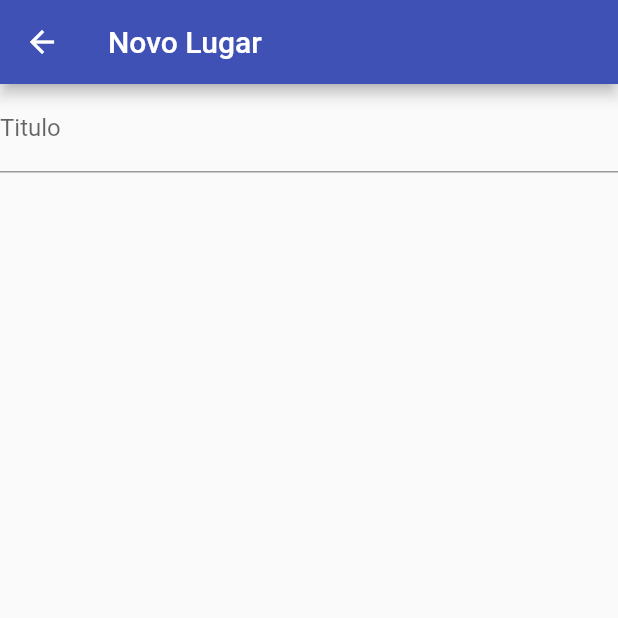
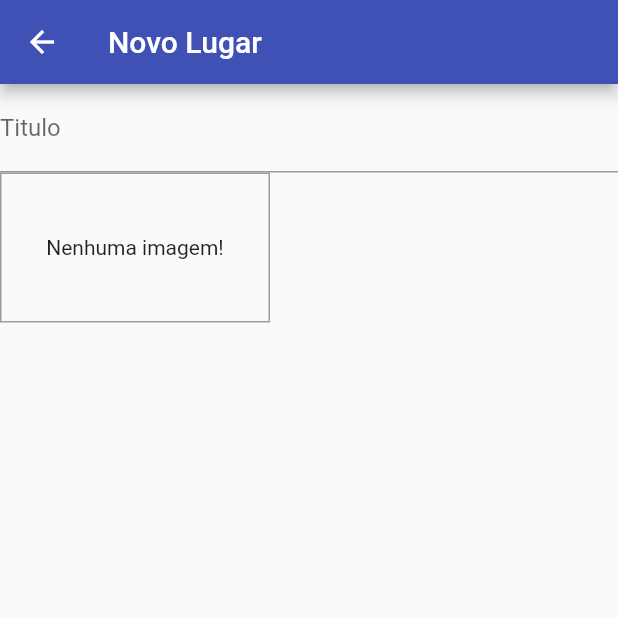
Before and after one commit to lucianopalhares/camap_bd_flutter, a Flutter app: the PlaceFormScreen screen opened by its route, on a phone screen of 412 x 824 dp, the top half of it. Run offline on Flutter 3.47's test engine with Material 2 defaults, Android fonts, the light colour scheme and no system bars.

Commit message:
campo de imagem input no place form

```diff
--- a/lib/screens/place_form_screen.dart
+++ b/lib/screens/place_form_screen.dart
@@ -1,3 +1,4 @@
+import 'package:camap_bd_flutter/widgets/image_input.dart';
 import 'package:flutter/material.dart';
 import 'package:flutter/src/widgets/framework.dart';
 import 'package:flutter/src/widgets/placeholder.dart';
@@ -22,7 +23,8 @@ class _PlaceFormScreenState extends State<PlaceFormScreen> {
             decoration: InputDecoration(
               labelText: 'Titulo'
             ),
-          )
+          ),
+          ImageInput()
         ]
       ),
     );
--- /dev/null
+++ b/lib/widgets/image_input.dart
@@ -0,0 +1,32 @@
+import 'package:flutter/material.dart';
+import 'package:flutter/src/widgets/framework.dart';
+import 'package:flutter/src/widgets/placeholder.dart';
+
+class ImageInput extends StatefulWidget {
+  const ImageInput({super.key});
+
+  @override
+  State<ImageInput> createState() => _ImageInputState();
+}
+
+class _ImageInputState extends State<ImageInput> {
+  @override
+  Widget build(BuildContext context) {
+    return Row(
+      children: <Widget>[
+        Container(
+          width: 180,
+          height: 100,
+          decoration: BoxDecoration(
+            border: Border.all(
+              width: 1, color: Colors.grey
+            ),
+          ),
+          alignment: Alignment.center,
+          child: Text('Nenhuma imagem!'),
+        ),
+        SizedBox(width: 10,),
+      ]
+    );
+  }
+}
```
